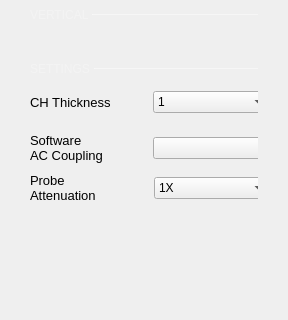
This is ui/channel_settings.ui in analogdevicesinc/scopy as Qt 5 draws it before an edit; both pictures show x 0 to 288 and y 218 to 538 of the 288 by 538 pixel window. The edited form follows.
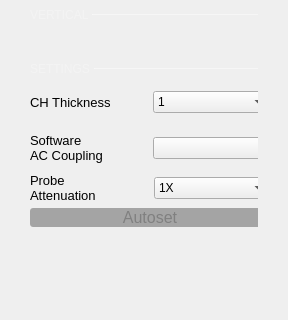
This is the edited form. Custom widgets are drawn as their Qt base class.

Commit message:
Oscilloscope: implemented autoset button
The autoset alogrithm consists in running FFTs at different sample rates
until a tone with a good enough accuracy is found. The tone frequency is
used to set horizontal scaling. Also time domain data is captured and
based on this data, the vertical scaling is computed.

Diff of the .ui file:
```diff
--- a/ui/channel_settings.ui
+++ b/ui/channel_settings.ui
@@ -845,6 +845,45 @@
          </item>
         </layout>
        </item>
+       <item>
+        <spacer name="verticalSpacer_9">
+         <property name="orientation">
+          <enum>Qt::Vertical</enum>
+         </property>
+         <property name="sizeType">
+          <enum>QSizePolicy::Fixed</enum>
+         </property>
+         <property name="sizeHint" stdset="0">
+          <size>
+           <width>20</width>
+           <height>5</height>
+          </size>
+         </property>
+        </spacer>
+       </item>
+       <item>
+        <widget class="QPushButton" name="btnAutoset">
+         <property name="styleSheet">
+          <string notr="true">QPushButton {
+	background-color: rgba(0, 0, 0, 80);
+	color: gray;
+	font: bold  &quot;Times New Roman&quot;;	
+	font-size: 16px;
+	border-radius: 3px;
+  	border: 2px rgba(0, 0, 0, 80);
+}
+
+QPushButton:hover {
+	color: white;
+	background-color: rgba(0, 0, 0, 60);
+	border-color: rgba(0, 0, 0, 60);
+}</string>
+         </property>
+         <property name="text">
+          <string>Autoset</string>
+         </property>
+        </widget>
+       </item>
        <item>
         <spacer name="verticalSpacer_2">
          <property name="orientation">
```
The commit also changes 4 other files.
